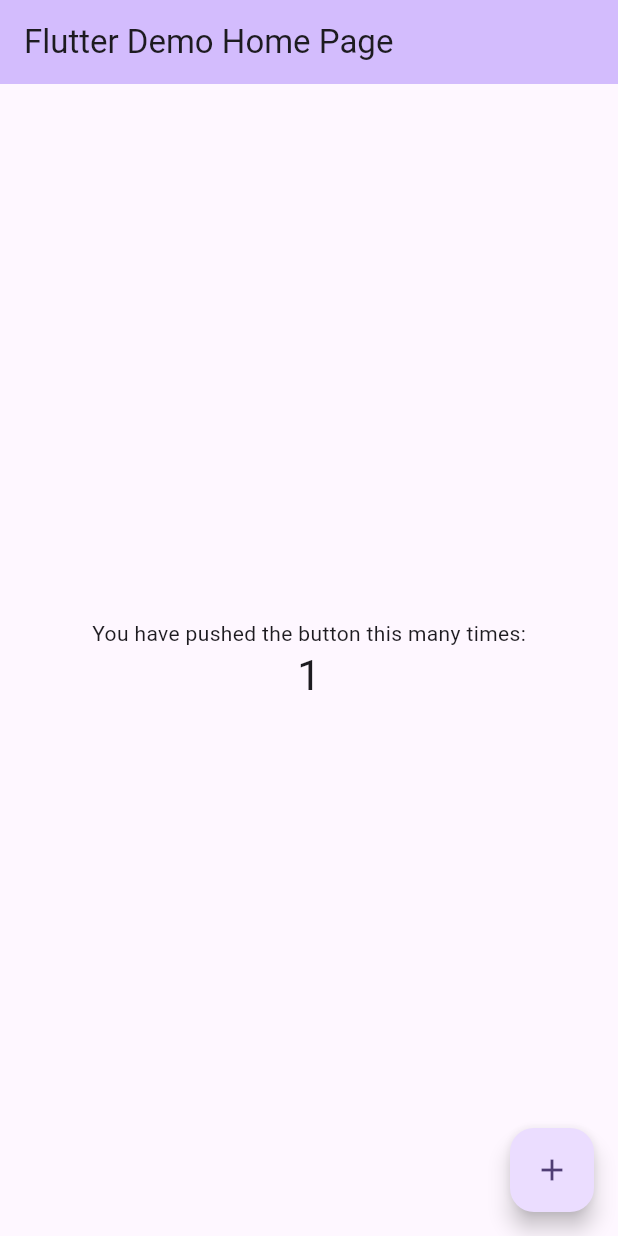
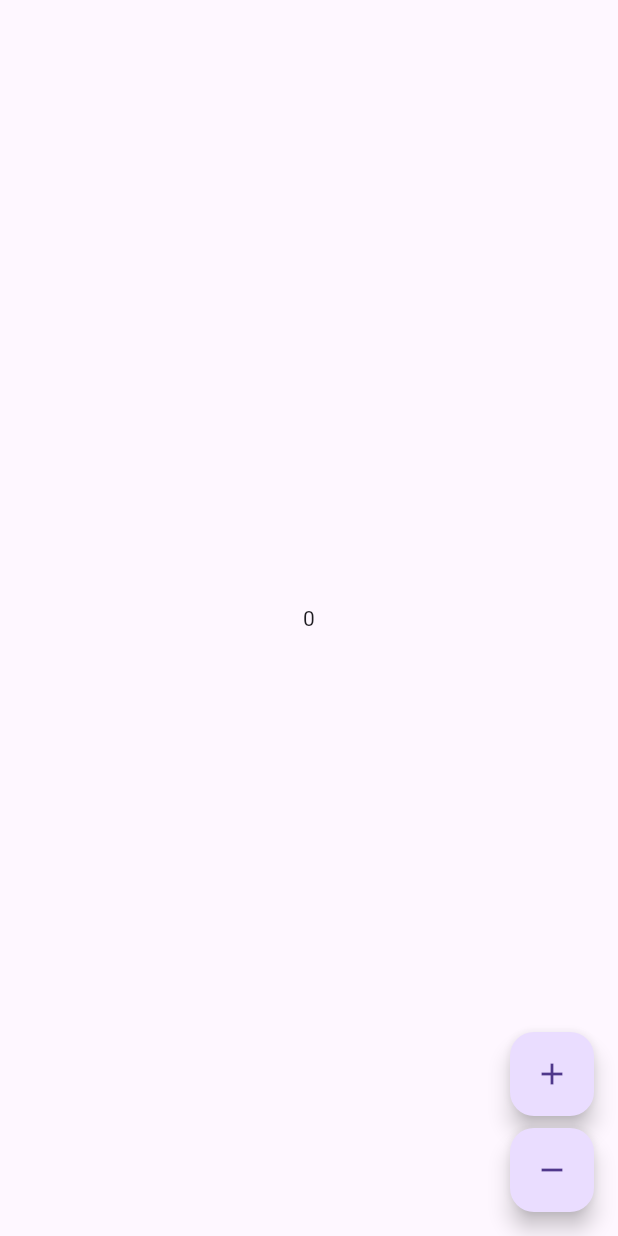
Before and after one commit to CagriKIRT/bloc_documentation_examples, a Flutter app: the screen it shows after launch, after a tap on the "add" icon, on a phone screen of 412 x 824 dp. Run offline on Flutter 3.47's test engine with Material 3 defaults, Android fonts, the phone set to English and light mode, and no system bars; our stand-ins replace bloc, flutter_bloc.

Commit message:
add counter example

```diff
--- /dev/null
+++ b/lib/counter_app/counter_cubit.dart
@@ -0,0 +1,9 @@
+import 'package:bloc/bloc.dart';
+
+class CounterCubit extends Cubit<int> {
+  CounterCubit() : super(0);
+
+  void increase() => state + 1;
+
+  void decrease() => state - 1;
+}
--- /dev/null
+++ b/lib/counter_app/counter_main.dart
@@ -0,0 +1,19 @@
+import 'package:bloc_examples/counter_app/counter_cubit.dart';
+import 'package:bloc_examples/counter_app/counter_view.dart';
+import 'package:flutter/material.dart';
+import 'package:flutter_bloc/flutter_bloc.dart';
+
+class CounterApp extends StatelessWidget {
+  const CounterApp({super.key});
+
+  @override
+  Widget build(BuildContext context) {
+    return MaterialApp(
+      home: BlocProvider(
+        create: (_) {
+          return CounterCubit();
+        }, child:CounterView(),
+      ),
+    );
+  }
+}
--- /dev/null
+++ b/lib/counter_app/counter_view.dart
@@ -0,0 +1,38 @@
+import 'package:flutter/material.dart';
+import 'package:flutter_bloc/flutter_bloc.dart';
+
+import 'counter_cubit.dart';
+
+class CounterView extends StatelessWidget {
+  const CounterView({super.key});
+
+  @override
+  Widget build(BuildContext context) {
+    return Scaffold(
+      body: Center(
+        child: BlocBuilder<CounterCubit, int>(
+          builder: (BuildContext context, int state) {
+            return Text('$state');
+          },
+        ),
+      ),
+      floatingActionButton: Column(
+        mainAxisAlignment: MainAxisAlignment.end,
+        crossAxisAlignment: CrossAxisAlignment.end,
+        children: <Widget>[
+          FloatingActionButton(
+            key: const Key('counterView_increment_floatingActionButton'),
+            child: const Icon(Icons.add),
+            onPressed: () => context.read<CounterCubit>().increase(),
+          ),
+          const SizedBox(height: 8),
+          FloatingActionButton(
+            key: const Key('counterView_decrement_floatingActionButton'),
+            child: const Icon(Icons.remove),
+            onPressed: () => context.read<CounterCubit>().decrease(),
+          ),
+        ],
+      ),
+    );
+  }
+}
--- a/lib/main.dart
+++ b/lib/main.dart
@@ -1,125 +1,8 @@
+import 'package:bloc_examples/counter_app/counter_main.dart';
 import 'package:flutter/material.dart';
 
 void main() {
-  runApp(const MyApp());
+  List<Widget> mainWidgets = [CounterApp()];
+
+  runApp(mainWidgets[0]);
 }
-
-class MyApp extends StatelessWidget {
-  const MyApp({super.key});
-
-  // This widget is the root of your application.
-  @override
-  Widget build(BuildContext context) {
-    return MaterialApp(
-      title: 'Flutter Demo',
-      theme: ThemeData(
-        // This is the theme of your application.
-        //
-        // TRY THIS: Try running your application with "flutter run". You'll see
-        // the application has a purple toolbar. Then, without quitting the app,
-        // try changing the seedColor in the colorScheme below to Colors.green
-        // and then invoke "hot reload" (save your changes or press the "hot
-        // reload" button in a Flutter-supported IDE, or press "r" if you used
-        // the command line to start the app).
-        //
-        // Notice that the counter didn't reset back to zero; the application
-        // state is not lost during the reload. To reset the state, use hot
-        // restart instead.
-        //
-        // This works for code too, not just values: Most code changes can be
-        // tested with just a hot reload.
-        colorScheme: ColorScheme.fromSeed(seedColor: Colors.deepPurple),
-        useMaterial3: true,
-      ),
-      home: const MyHomePage(title: 'Flutter Demo Home Page'),
-    );
-  }
-}
-
-class MyHomePage extends StatefulWidget {
-  const MyHomePage({super.key, required this.title});
-
-  // This widget is the home page of your application. It is stateful, meaning
-  // that it has a State object (defined below) that contains fields that affect
-  // how it looks.
-
-  // This class is the configuration for the state. It holds the values (in this
-  // case the title) provided by the parent (in this case the App widget) and
-  // used by the build method of the State. Fields in a Widget subclass are
-  // always marked "final".
-
-  final String title;
-
-  @override
-  State<MyHomePage> createState() => _MyHomePageState();
-}
-
-class _MyHomePageState extends State<MyHomePage> {
-  int _counter = 0;
-
-  void _incrementCounter() {
-    setState(() {
-      // This call to setState tells the Flutter framework that something has
-      // changed in this State, which causes it to rerun the build method below
-      // so that the display can reflect the updated values. If we changed
-      // _counter without calling setState(), then the build method would not be
-      // called again, and so nothing would appear to happen.
-      _counter++;
-    });
-  }
-
-  @override
-  Widget build(BuildContext context) {
-    // This method is rerun every time setState is called, for instance as done
-    // by the _incrementCounter method above.
-    //
-    // The Flutter framework has been optimized to make rerunning build methods
-    // fast, so that you can just rebuild anything that needs updating rather
-    // than having to individually change instances of widgets.
-    return Scaffold(
-      appBar: AppBar(
-        // TRY THIS: Try changing the color here to a specific color (to
-        // Colors.amber, perhaps?) and trigger a hot reload to see the AppBar
-        // change color while the other colors stay the same.
-        backgroundColor: Theme.of(context).colorScheme.inversePrimary,
-        // Here we take the value from the MyHomePage object that was created by
-        // the App.build method, and use it to set our appbar title.
-        title: Text(widget.title),
-      ),
-      body: Center(
-        // Center is a layout widget. It takes a single child and positions it
-        // in the middle of the parent.
-        child: Column(
-          // Column is also a layout widget. It takes a list of children and
-          // arranges them vertically. By default, it sizes itself to fit its
-          // children horizontally, and tries to be as tall as its parent.
-          //
-          // Column has various properties to control how it sizes itself and
-          // how it positions its children. Here we use mainAxisAlignment to
-          // center the children vertically; the main axis here is the vertical
-          // axis because Columns are vertical (the cross axis would be
-          // horizontal).
-          //
-          // TRY THIS: Invoke "debug painting" (choose the "Toggle Debug Paint"
-          // action in the IDE, or press "p" in the console), to see the
-          // wireframe for each widget.
-          mainAxisAlignment: MainAxisAlignment.center,
-          children: <Widget>[
-            const Text(
-              'You have pushed the button this many times:',
-            ),
-            Text(
-              '$_counter',
-              style: Theme.of(context).textTheme.headlineMedium,
-            ),
-          ],
-        ),
-      ),
-      floatingActionButton: FloatingActionButton(
-        onPressed: _incrementCounter,
-        tooltip: 'Increment',
-        child: const Icon(Icons.add),
-      ), // This trailing comma makes auto-formatting nicer for build methods.
-    );
-  }
-}
```
